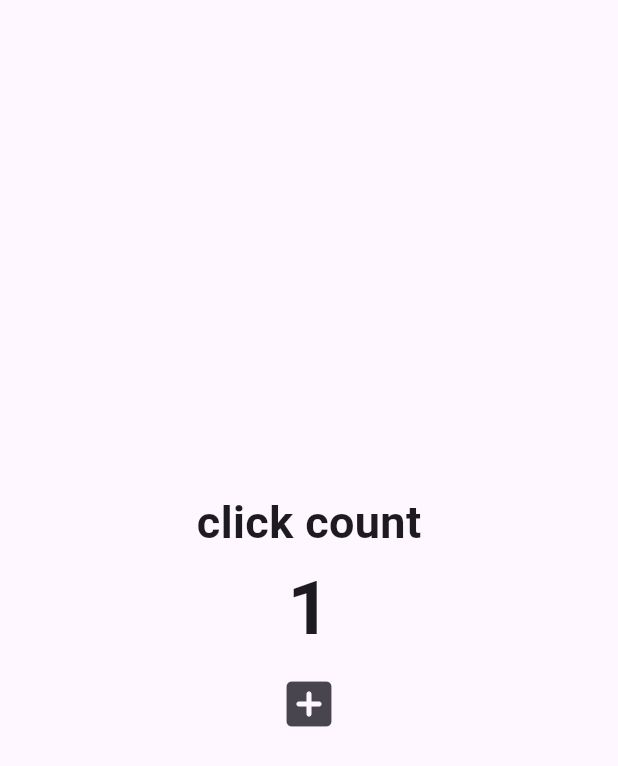
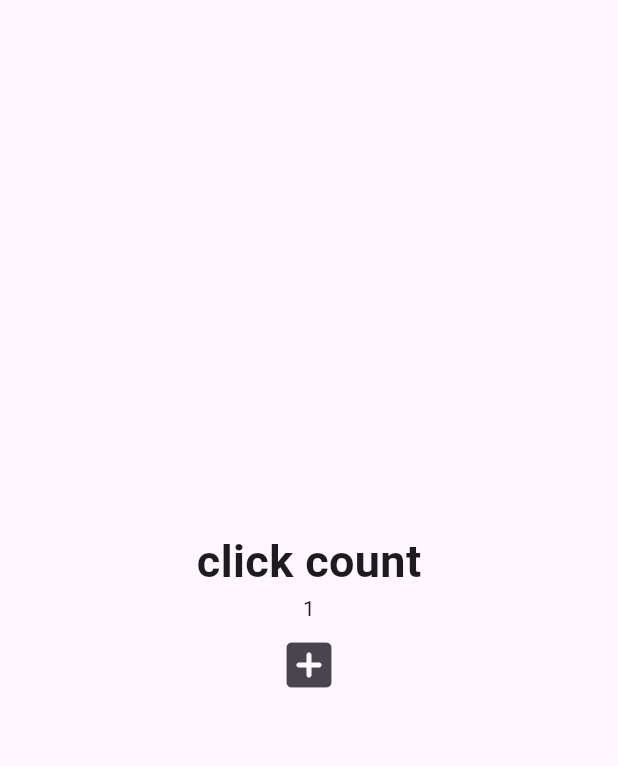
Before and after one commit to Xeostop1/flutter-webtoon, a Flutter app: the screen it shows after launch, after a tap on the "add box" icon, on a phone screen of 412 x 824 dp. Shown: the top 766 px of the screen. Run offline on Flutter 3.47's test engine with Material 3 defaults, Android fonts, the phone set to English and light mode, and no system bars.

Commit message:
add: setSatus

```diff
--- a/lib/main.dart
+++ b/lib/main.dart
@@ -13,12 +13,12 @@ class App extends StatefulWidget{
 }
 
 class _AppState extends State<App> {
-  int counter =0;
+  List<int> nums =[];
 
 
   void onClick(){
     setState(() {
-      counter = counter+1;
+      nums.add(nums.length);
     });
 
   }
@@ -34,15 +34,11 @@ class _AppState extends State<App> {
               Text("click count",
               style: TextStyle(
                 fontSize: 30,
-                fontWeight: FontWeight.w600
-              ),),
-              Text("$counter",
-                style: TextStyle(
-                    fontSize: 50,
-                    fontWeight: FontWeight.w600
-                ),
+                fontWeight: FontWeight.w600),
               ),
+              for(var num in nums) Text('${num+1}'),
               IconButton(onPressed: onClick, icon: Icon(Icons.add_box_rounded),iconSize: 40,)
+
             ],
           ),
 
```
